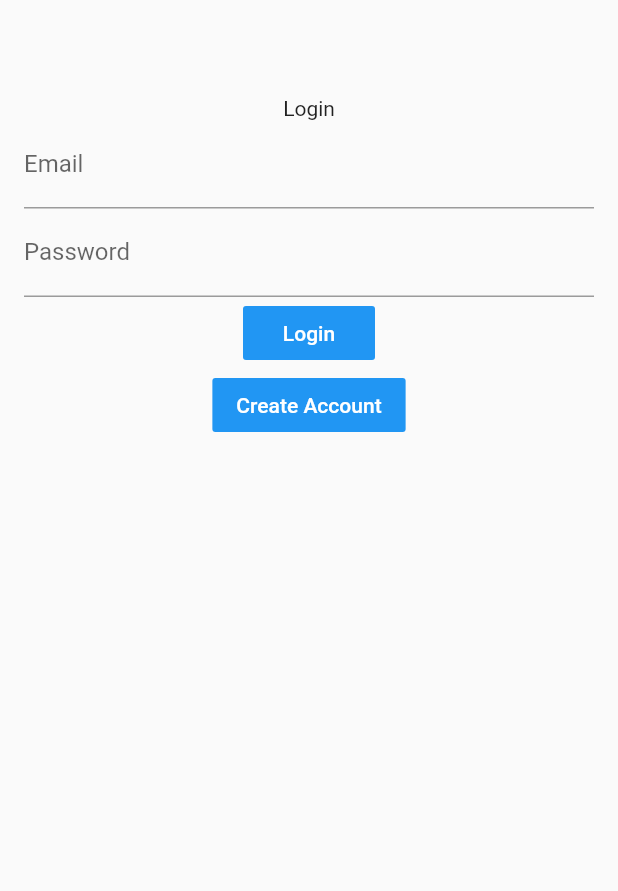
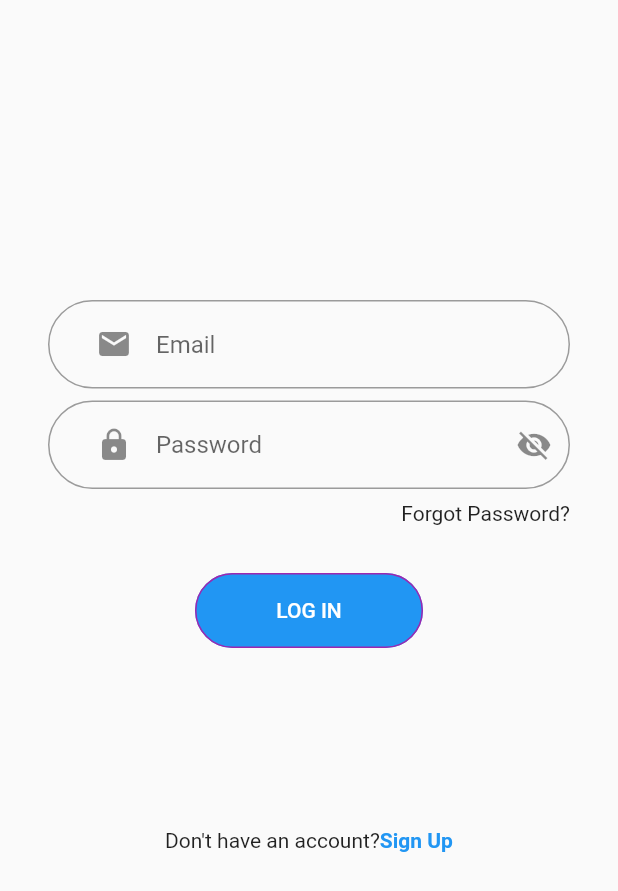
Before and after one commit to luizcasula/login_mobx, a Flutter app: the screen it shows after launch, on a phone screen of 412 x 824 dp. Shown: the top 891 px of the screen. Run offline on Flutter 3.47's test engine with Material 2 defaults, Android fonts, the phone set to English and light mode, and no system bars; our stand-ins replace mobx; generated files the repository leaves out were written again.

Commit message:
update login ui

```diff
--- a/lib/views/login_view.dart
+++ b/lib/views/login_view.dart
@@ -13,53 +13,109 @@ class _LoginViewState extends State<LoginView> {
   final _formKey = GlobalKey<FormState>();
   final _controller = SignupController();
   SignupViewModel model = SignupViewModel();
-  bool singupVisible = false;
+  bool visibilityPassword = false;
 
   @override
   Widget build(BuildContext context) {
     AppStore store = Provider.of<AppStore>(context);
     return Scaffold(
-      body: Stack(
-        children: <Widget>[
-          SingleChildScrollView(
-            padding: EdgeInsets.fromLTRB(16, 64, 16, 64),
+      body: SingleChildScrollView(
+        padding: EdgeInsets.fromLTRB(32, 200, 32, 0),
         child: Form(
           key: _formKey,
           child: Column(
+            mainAxisAlignment: MainAxisAlignment.center,
+            crossAxisAlignment: CrossAxisAlignment.center,
             children: <Widget>[
-                  Center(
-                    child: Text("Login"),
+              TextFormField(
+                keyboardType: TextInputType.emailAddress,
+                decoration: InputDecoration(
+                  hintText: "Email",
+                  border: OutlineInputBorder(
+                    borderRadius: BorderRadius.all(Radius.circular(30)),
+                  ),
+                  prefixIcon: Padding(
+                    padding: EdgeInsets.fromLTRB(32, 0, 16, 0),
+                    child: Icon(Icons.email),
+                  ),
+                  //contentPadding: EdgeInsets.fromLTRB(32, 16, 16, 16)
+                ),
+              ),
+              Padding(
+                padding: const EdgeInsets.only(top: 8.0),
               ),
               TextFormField(
-                    keyboardType: TextInputType.emailAddress,
-                    decoration: InputDecoration(labelText: "Email"),
+                obscureText: !visibilityPassword,
+                keyboardType: TextInputType.visiblePassword,
+                decoration: InputDecoration(
+                    hintText: "Password",
+                    border: OutlineInputBorder(
+                      borderRadius: BorderRadius.all(Radius.circular(30)),
                     ),
-                  TextFormField(
-                    keyboardType: TextInputType.emailAddress,
-                    decoration: InputDecoration(labelText: "Password"),
+                    prefixIcon: Padding(
+                      padding: EdgeInsets.fromLTRB(32, 0, 16, 0),
+                      child: Icon(Icons.lock),
                     ),
+                    suffixIcon: IconButton(
+                      icon: visibilityPassword
+                          ? Icon(Icons.visibility)
+                          : Icon(Icons.visibility_off),
+                      onPressed: () => setState(() {
+                        visibilityPassword = !visibilityPassword;
+                      }),
+                    )),
+              ),
+              Padding(padding: EdgeInsets.only(top: 8)),
+              Container(
+                alignment: Alignment.centerRight,
+                width: double.infinity,
+                child: GestureDetector(
+                  child: Text(
+                    "Forgot Password?",
+                    //style: TextStyle(fontWeight: FontWeight.w400),
+                  ),
+                  //onTap: () => Navigator.pushNamed(context, "/signup"),
+                ),
+              ),
+              Padding(padding: EdgeInsets.only(top: 32)),
               FlatButton(
+                //padding: EdgeInsets.only(left: 16, right: 16),
                 color: Theme.of(context).primaryColor,
+                shape: RoundedRectangleBorder(
+                  borderRadius: BorderRadius.circular(30),
+                  side: BorderSide(color: Colors.purple),
+                ),
+                child: Container(
+                  width: 120,
+                  height: 50,
+                  alignment: Alignment.center,
                   child: Text(
-                      "Login",
+                    "LOG IN",
                     style: TextStyle(color: Colors.white),
+                  ),
                 ),
                 onPressed: () {},
               ),
-                  FlatButton(
+              Padding(padding: EdgeInsets.only(top: 120)),
+              Row(
+                mainAxisAlignment: MainAxisAlignment.center,
+                children: <Widget>[
+                  Text("Don't have an account?"),
+                  GestureDetector(
+                    child: Text(
+                      "Sign Up",
+                      style: TextStyle(
                           color: Theme.of(context).primaryColor,
-                    child: Text(
-                      "Create Account",
-                      style: TextStyle(color: Colors.white),
+                          fontWeight: FontWeight.w700),
                     ),
-                    onPressed: () => Navigator.pushNamed(context, "/signup"),
+                    onTap: () => Navigator.pushNamed(context, "/signup"),
+                  )
+                ],
               )
             ],
           ),
         ),
       ),
-        ],
-      ),
     );
   }
 }
```
Lines whose indentation alone changed are shown as unchanged.
